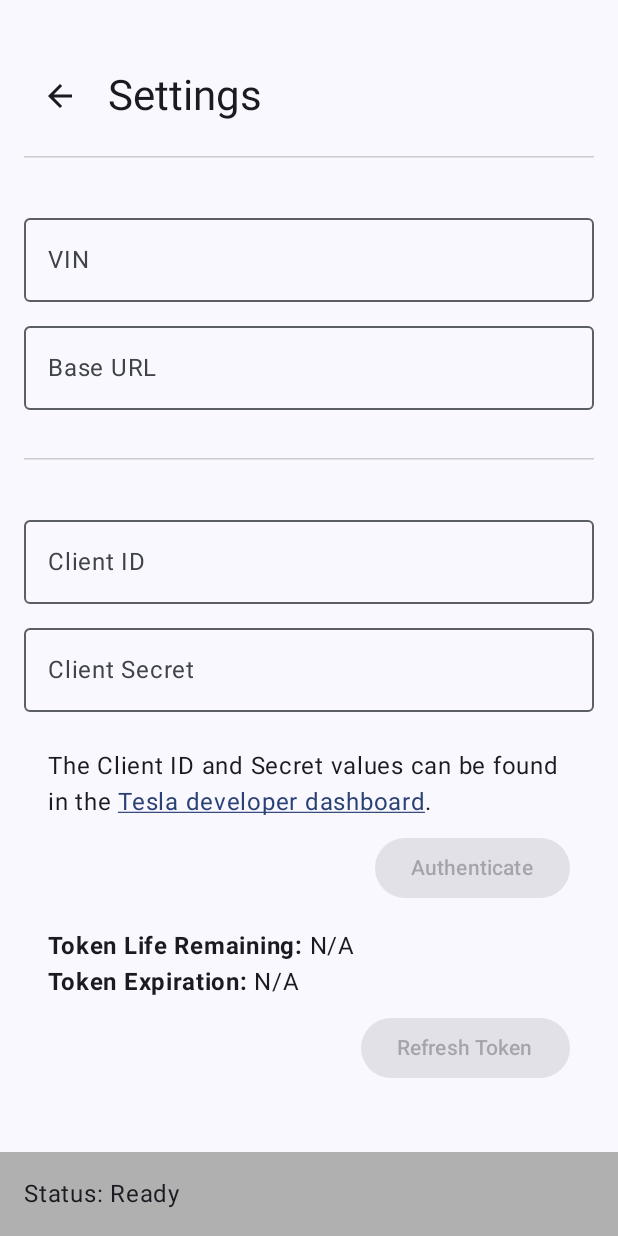
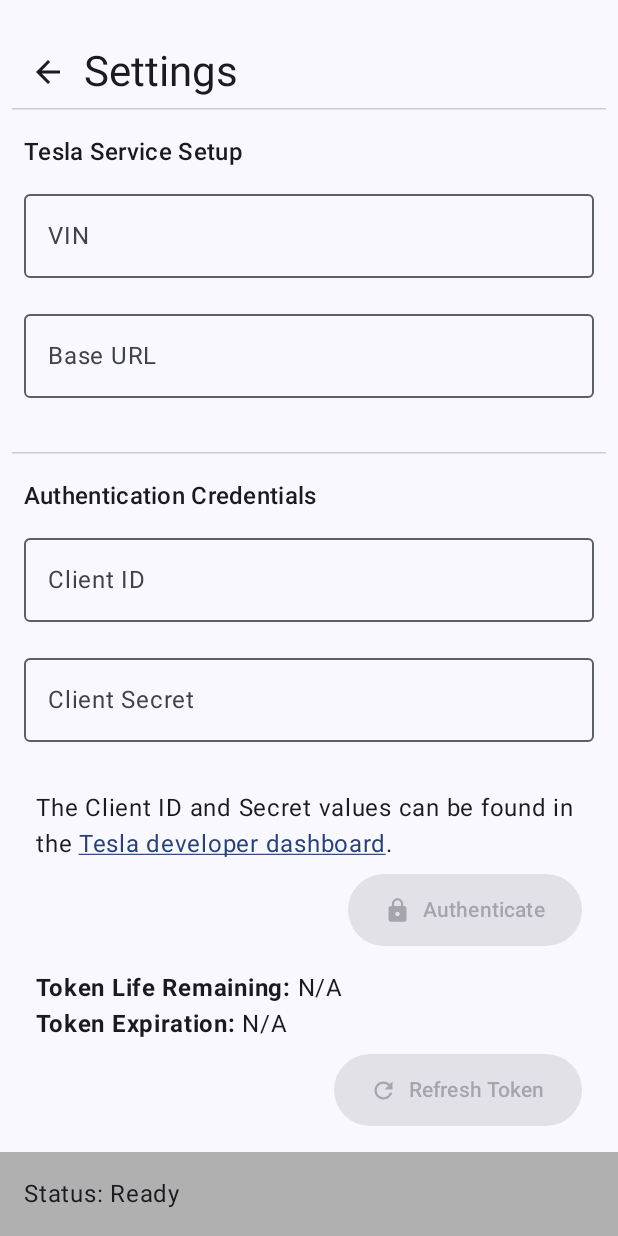
Before and after one commit to inindev/tesla_utils, an Android app built with Jetpack Compose: the SettingsScreen screen opened through its navigation route, on a phone screen of 412 x 824 dp. Run offline under Robolectric (Android 15) with nearby library versions, the phone set to English and light mode, and no system bars; 1 statement that could not run was skipped.

Commit message:
android app: add settings panel icons, adjust spacing
Signed-off-by: John Clark <inindev@gmail.com>

```diff
--- a/app/android/tesla_app/app/src/main/java/com/github/inindev/teslaapp/SettingsScreen.kt
+++ b/app/android/tesla_app/app/src/main/java/com/github/inindev/teslaapp/SettingsScreen.kt
@@ -9,6 +9,8 @@
 import androidx.compose.foundation.text.KeyboardOptions
 import androidx.compose.material.icons.Icons
 import androidx.compose.material.icons.automirrored.filled.ArrowBack
+import androidx.compose.material.icons.filled.Lock
+import androidx.compose.material.icons.filled.Refresh
 import androidx.compose.material.icons.filled.Warning
 import androidx.compose.material3.*
 import androidx.compose.runtime.Composable
@@ -66,21 +68,24 @@
             modifier = Modifier
                 .fillMaxSize()
                 .padding(innerPadding)
-                .padding(16.dp)
+                .padding(start = 8.dp, end = 8.dp)
         ) {
             item {
                 SettingsHeader(navController)
+
+                Text("Tesla Service Setup", style = MaterialTheme.typography.titleMedium, modifier = Modifier.padding(start = 8.dp))
                 VinInput(settings, settingsViewModel)
                 BaseUrlInput(settings, settingsViewModel)
 
                 HorizontalDivider(
                     modifier = Modifier
                         .fillMaxWidth()
-                        .padding(top = 32.dp, bottom = 16.dp),
+                        .padding(top = 28.dp, bottom = 16.dp),
                     thickness = 1.dp,
                     color = Color.LightGray
                 )
 
+                Text("Authentication Credentials", style = MaterialTheme.typography.titleMedium, modifier = Modifier.padding(start = 8.dp))
                 ClientIdInput(settings, settingsViewModel)
                 ClientSecretInput(settings, settingsViewModel)
 
@@ -97,14 +102,12 @@
 
     Row(
         modifier = Modifier
-            .fillMaxWidth()
-            .padding(bottom = 16.dp), // Add padding at the bottom for spacing
+            .fillMaxWidth(),
         verticalAlignment = Alignment.CenterVertically
     ) {
         IconButton(onClick = { navController.popBackStack() }) {
             Icon(Icons.AutoMirrored.Filled.ArrowBack, contentDescription = "Back")
         }
-        Spacer(modifier = Modifier.width(8.dp)) // Add space between icon and text
         Text("Settings", style = MaterialTheme.typography.headlineMedium)
     }
 
@@ -128,7 +131,7 @@
         label = { Text("VIN") },
         modifier = Modifier
             .fillMaxWidth()
-            .padding(top = 16.dp),
+            .padding(8.dp),
         textStyle = LocalTextStyle.current.copy(
             color = when (vinValidationState) {
                 SettingsValidator.ValidationState.INVALID -> MaterialTheme.colorScheme.error
@@ -157,12 +160,7 @@
                 else -> {} // No icon for VALID or EMPTY
             }
         },
-        placeholder = {
-            Text(
-                "XXXXXXXXXXXXXXXXX",
-                color = Color.LightGray
-            )
-        },
+        placeholder = { Text("XXXXXXXXXXXXXXXXX", color = Color.LightGray) },
         isError = vinValidationState == SettingsValidator.ValidationState.INVALID
     )
     ValidationFeedback(
@@ -182,7 +180,7 @@
         label = { Text("Base URL") },
         modifier = Modifier
             .fillMaxWidth()
-            .padding(top = 8.dp),
+            .padding(8.dp),
         textStyle = LocalTextStyle.current.copy(
             color = when (baseUrlValidationState) {
                 SettingsValidator.ValidationState.INVALID -> MaterialTheme.colorScheme.error
@@ -211,12 +209,7 @@
                 else -> {} // No icon for VALID or EMPTY
             }
         },
-        placeholder = {
-            Text(
-                "https://hostname",
-                color = Color.LightGray
-            )
-        },
+        placeholder = { Text("https://hostname", color = Color.LightGray) },
         isError = baseUrlValidationState == SettingsValidator.ValidationState.INVALID
     )
     ValidationFeedback(
@@ -236,7 +229,7 @@
         label = { Text("Client ID") },
         modifier = Modifier
             .fillMaxWidth()
-            .padding(top = 16.dp),
+            .padding(8.dp),
         // set text color based on validation state
         textStyle = LocalTextStyle.current.copy(
             color = when (clientIdValidationState) {
@@ -266,15 +259,9 @@
                 else -> {} // No icon for VALID or EMPTY
             }
         },
-        placeholder = {
-            Text(
-                "xxxxxxxx-xxxx-xxxx-xxxx-xxxxxxxxxxxx",
-                color = Color.LightGray
-            )
-        },
+        placeholder = { Text("xxxxxxxx-xxxx-xxxx-xxxx-xxxxxxxxxxxx", color = Color.LightGray) },
         isError = clientIdValidationState == SettingsValidator.ValidationState.INVALID
     )
-    // warning / error message below the TextField
     ValidationFeedback(
         validationState = clientIdValidationState,
         validButIncompleteMessage = "Client ID is partially valid but incomplete. Please complete the UUID format.",
@@ -291,7 +278,7 @@
         label = { Text("Client Secret") },
         modifier = Modifier
             .fillMaxWidth()
-            .padding(top = 8.dp),
+            .padding(8.dp),
         // set text color based on validation state
         textStyle = LocalTextStyle.current.copy(
             color = when (clientSecretValidationState) {
@@ -321,11 +308,9 @@
                 else -> {} // No icon for VALID or EMPTY
             }
         },
-        // Placeholder text
         placeholder = { Text("ta-secret.xxxxxxxxxxxxxxxx", color = Color.LightGray) },
         isError = clientSecretValidationState == SettingsValidator.ValidationState.INVALID
     )
-    // Add a message below the Client Secret field for validation feedback
     ValidationFeedback(
         validationState = clientSecretValidationState,
         validButIncompleteMessage = "Client Secret is partially valid but incomplete. Please enter the full 26 characters.",
@@ -386,7 +371,10 @@
             modifier = Modifier
                 .padding(top = 8.dp)
                 .align(Alignment.End)
+                .height(48.dp)
         ) {
+            Icon(Icons.Default.Lock, contentDescription = null, modifier = Modifier.size(18.dp))
+            Spacer(Modifier.width(8.dp))
             Text("Authenticate")
         }
     }
@@ -454,7 +442,10 @@
             modifier = Modifier
                 .padding(top = 8.dp)
                 .align(Alignment.End)
+                .height(48.dp)
         ) {
+            Icon(Icons.Default.Refresh, contentDescription = null, modifier = Modifier.size(18.dp))
+            Spacer(Modifier.width(8.dp))
             Text("Refresh Token")
         }
     }
```
